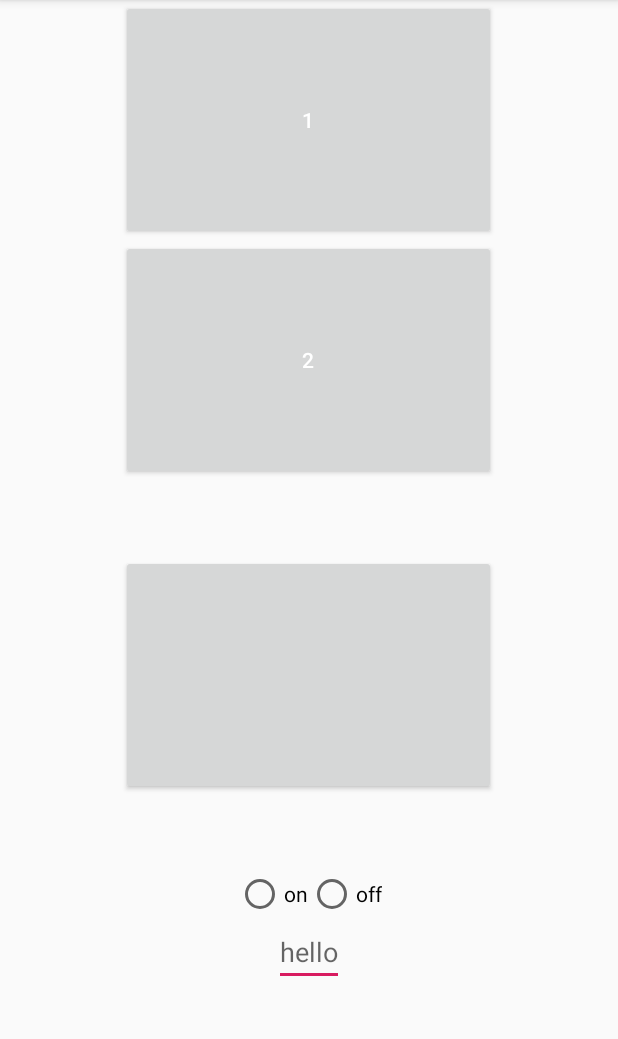
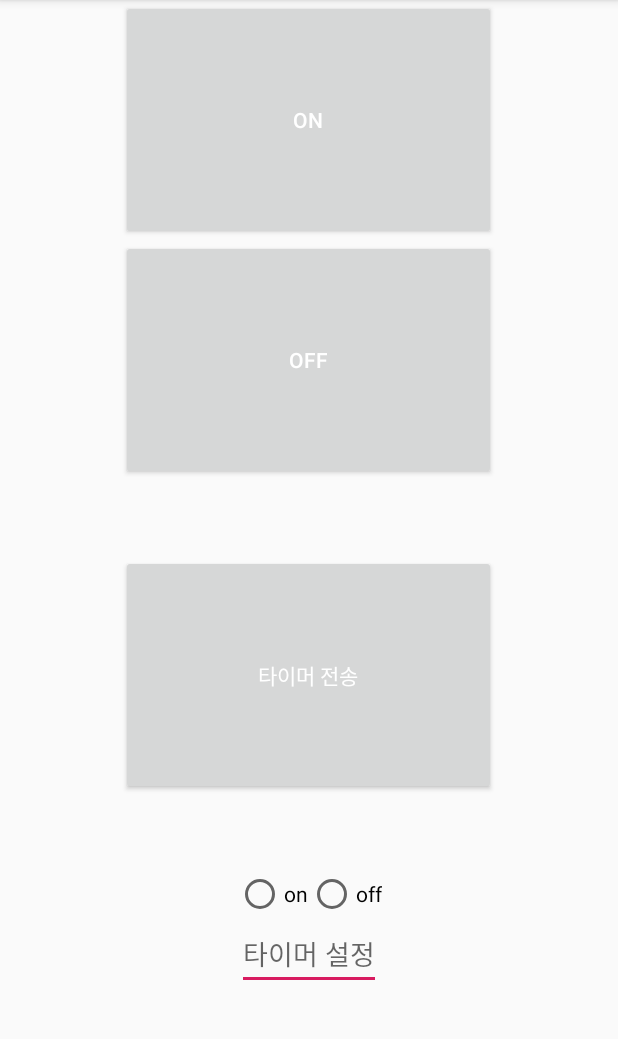
Before and after one commit to ghrbs0437/android_bluetooth_exam, an Android app: the screen it shows after launch (second), after a tap on "시작하기", on a phone screen of 412 x 824 dp, the part 84-1123 px from its top. Run offline under Robolectric (Android 15) with nearby library versions, the phone set to English and light mode, and no system bars.

Commit message:
프로젝트 진짜최종

```diff
--- a/app/src/main/java/com/android/myapplication/MainActivity.java
+++ b/app/src/main/java/com/android/myapplication/MainActivity.java
@@ -102,7 +102,6 @@ public class MainActivity extends AppCompatActivity {
                     break;
 
                 case R.id.newACT:
-                    Toast.makeText(getApplicationContext(), "눌리긴하나 ", Toast.LENGTH_SHORT).show();
                     Intent intent = new Intent(getApplicationContext(),second.class);
                     startActivity(intent);
                     break;
--- a/app/src/main/res/layout/activity_second.xml
+++ b/app/src/main/res/layout/activity_second.xml
@@ -16,14 +16,14 @@
             android:id="@+id/btn1"
             android:layout_width="250dp"
             android:layout_height="160dp"
-            android:text="1"
+            android:text="ON"
             android:textColor="#FFFFFF" />
 
         <Button
             android:id="@+id/btn2"
             android:layout_width="250dp"
             android:layout_height="160dp"
-            android:text="2"
+            android:text="OFF"
             android:textColor="#FFFFFF" />
     </LinearLayout>
 
@@ -37,7 +37,9 @@
         <Button
             android:layout_width="250dp"
             android:layout_height="160dp"
-            android:id="@+id/btn3">
+            android:id="@+id/btn3"
+            android:textColor="#FFFFFF"
+            android:text="타이머 전송">
         </Button>
 
         <RadioGroup
@@ -68,7 +70,7 @@
         <EditText
             android:layout_width="wrap_content"
             android:layout_height="wrap_content"
-            android:hint="hello"
+            android:hint="타이머 설정"
             android:id="@+id/timer"></EditText>
     </LinearLayout>
 
```
